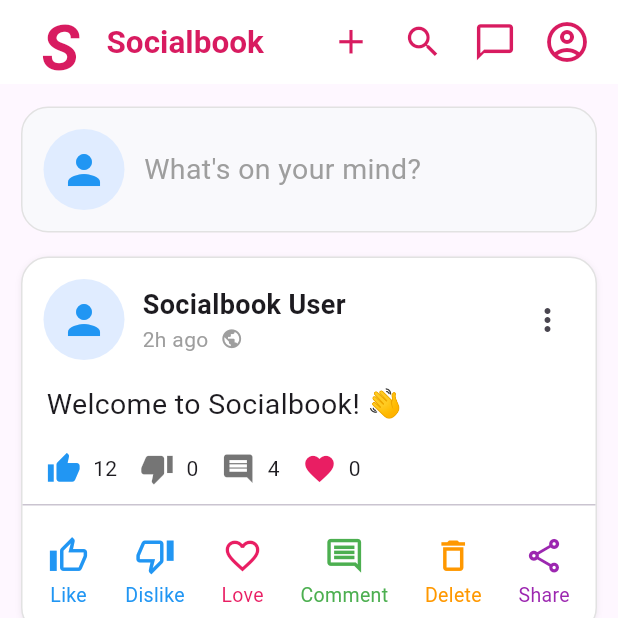
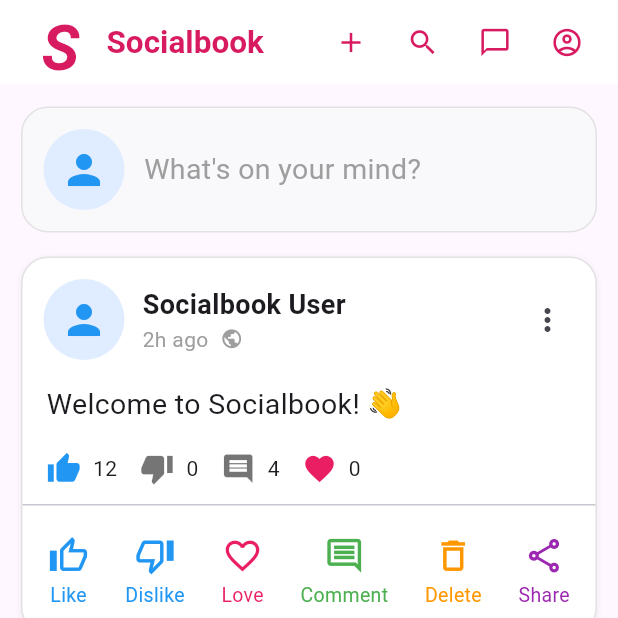
Before and after one commit to sandipghosh8687-prog/Socialbook, a Flutter app: the HomePage screen opened directly, on a phone screen of 412 x 824 dp, the top half of it. Run offline on Flutter 3.47's test engine with Material 3 defaults, Android fonts, the light colour scheme and no system bars; our stand-ins replace cloud_firestore, firebase_core, firebase_storage, image_picker, shared_preferences, video_player; missing offline and left inert: livekit_client; accounts and stored records are empty.

Commit message:
Make top icons smaller and compact

```diff
--- a/lib/main.dart
+++ b/lib/main.dart
@@ -423,25 +423,33 @@ class _HomePageState extends State<HomePage> {
         ),
         actions: [
           IconButton(
-            icon: const Icon(Icons.add, size: 27, color: Color(0xFFD81B60)),
+            padding: EdgeInsets.zero,
+            constraints: const BoxConstraints(minWidth: 36, minHeight: 40),
+            icon: const Icon(Icons.add, size: 22, color: Color(0xFFD81B60)),
             onPressed: _showCreateMenu,
           ),
           IconButton(
-            icon: const Icon(Icons.search, size: 27, color: Color(0xFFD81B60)),
+            padding: EdgeInsets.zero,
+            constraints: const BoxConstraints(minWidth: 36, minHeight: 40),
+            icon: const Icon(Icons.search, size: 22, color: Color(0xFFD81B60)),
             onPressed: _showSearch,
           ),
           IconButton(
+            padding: EdgeInsets.zero,
+            constraints: const BoxConstraints(minWidth: 36, minHeight: 40),
             icon: const Icon(
               Icons.chat_bubble_outline,
-              size: 29,
+              size: 22,
               color: Color(0xFFD81B60),
             ),
             onPressed: _showMessages,
           ),
           IconButton(
+            padding: EdgeInsets.zero,
+            constraints: const BoxConstraints(minWidth: 36, minHeight: 40),
             icon: const Icon(
               Icons.account_circle_outlined,
-              size: 32,
+              size: 22,
               color: Color(0xFFD81B60),
             ),
             onPressed: () {},
@@ -900,7 +908,15 @@ class _HomePageState extends State<HomePage> {
                         mainAxisSize: MainAxisSize.min,
                         children: [
                           ElevatedButton(
-              style: ElevatedButton.styleFrom(minimumSize: Size.zero, padding: const EdgeInsets.symmetric(horizontal: 6, vertical: 8), tapTargetSize: MaterialTapTargetSize.shrinkWrap, textStyle: const TextStyle(fontSize: 12)),
+                            style: ElevatedButton.styleFrom(
+                              minimumSize: Size.zero,
+                              padding: const EdgeInsets.symmetric(
+                                horizontal: 6,
+                                vertical: 8,
+                              ),
+                              tapTargetSize: MaterialTapTargetSize.shrinkWrap,
+                              textStyle: const TextStyle(fontSize: 12),
+                            ),
                             onPressed: () {
                               setState(() {
                                 _acceptedFriendRequests.add(name);
@@ -911,7 +927,15 @@ class _HomePageState extends State<HomePage> {
                           ),
                           const SizedBox(width: 6),
                           OutlinedButton(
-              style: OutlinedButton.styleFrom(minimumSize: Size.zero, padding: const EdgeInsets.symmetric(horizontal: 6, vertical: 8), tapTargetSize: MaterialTapTargetSize.shrinkWrap, textStyle: const TextStyle(fontSize: 12)),
+                            style: OutlinedButton.styleFrom(
+                              minimumSize: Size.zero,
+                              padding: const EdgeInsets.symmetric(
+                                horizontal: 6,
+                                vertical: 8,
+                              ),
+                              tapTargetSize: MaterialTapTargetSize.shrinkWrap,
+                              textStyle: const TextStyle(fontSize: 12),
+                            ),
                             onPressed: () {
                               setState(() {
                                 _declinedFriendRequests.add(name);
```
